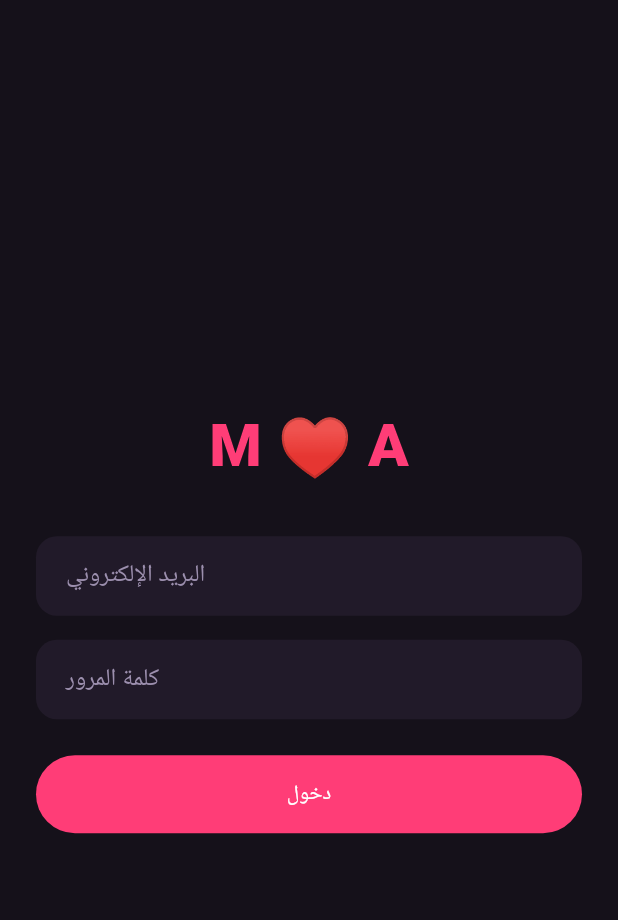
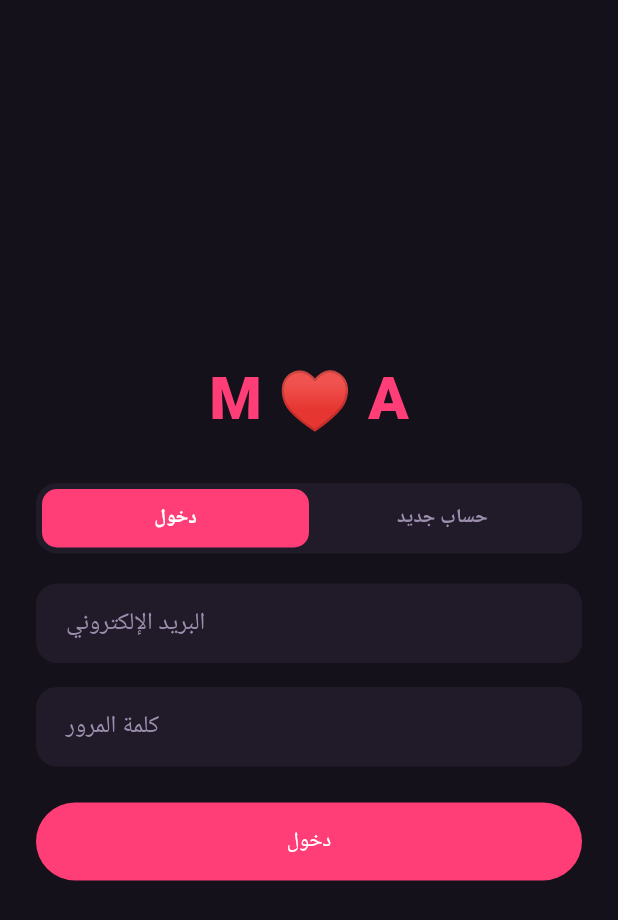
Before and after one commit to M7MMD340/M-A-World, a Flutter app: the screen it shows after launch, on a phone screen of 412 x 824 dp. Shown: the top 920 px of the screen. Run offline on Flutter 3.47's test engine with Material 3 defaults, Android fonts, the phone set to English and light mode, and no system bars; our stand-ins replace cloud_firestore, firebase_auth, firebase_core; missing offline and left inert: flame; accounts and stored records are empty.

Commit message:
إضافة إنشاء حساب جديد في شاشة الدخول
تبديل بين دخول/حساب جديد بنفس تصميم التطبيق الأصلي، مع إنشاء
مستند المستخدم في Firestore بنفس بنية البيانات المستخدمة هناك.

Co-Authored-By: Claude Sonnet 5 <noreply@anthropic.com>

```diff
--- a/lib/screens/login_screen.dart
+++ b/lib/screens/login_screen.dart
@@ -1,3 +1,4 @@
+import 'package:cloud_firestore/cloud_firestore.dart';
 import 'package:firebase_auth/firebase_auth.dart';
 import 'package:flutter/material.dart';
 
@@ -9,23 +10,57 @@ class LoginScreen extends StatefulWidget {
 }
 
 class _LoginScreenState extends State<LoginScreen> {
+  final _name = TextEditingController();
   final _email = TextEditingController();
   final _password = TextEditingController();
   String? _error;
   bool _loading = false;
+  bool _isSignup = false;
 
-  Future<void> _login() async {
+  Future<void> _submit() async {
     setState(() {
       _error = null;
       _loading = true;
     });
     try {
-      await FirebaseAuth.instance.signInWithEmailAndPassword(
-        email: _email.text.trim(),
-        password: _password.text,
-      );
-    } on FirebaseAuthException {
-      setState(() => _error = 'تعذّر تسجيل الدخول، تأكد من البيانات.');
+      if (_isSignup) {
+        if (_name.text.trim().isEmpty) {
+          setState(() => _error = 'اكتب اسمك أولاً.');
+          return;
+        }
+        if (_password.text.length < 6) {
+          setState(() => _error = 'كلمة المرور لازم تكون 6 أحرف أو أكثر.');
+          return;
+        }
+        final credential =
+            await FirebaseAuth.instance.createUserWithEmailAndPassword(
+          email: _email.text.trim(),
+          password: _password.text,
+        );
+        await FirebaseFirestore.instance
+            .collection('users')
+            .doc(credential.user!.uid)
+            .set({
+          'displayName': _name.text.trim(),
+          'email': _email.text.trim(),
+          'coupleId': null,
+          'outfitColor': '#FF3D77',
+          'createdAt': FieldValue.serverTimestamp(),
+        });
+      } else {
+        await FirebaseAuth.instance.signInWithEmailAndPassword(
+          email: _email.text.trim(),
+          password: _password.text,
+        );
+      }
+    } on FirebaseAuthException catch (e) {
+      setState(() {
+        _error = e.code == 'email-already-in-use'
+            ? 'هذا البريد مسجّل مسبقًا، جرّب تسجيل الدخول.'
+            : _isSignup
+                ? 'تعذّر إنشاء الحساب. حاول مرة ثانية.'
+                : 'تعذّر تسجيل الدخول، تأكد من البيانات.';
+      });
     } finally {
       if (mounted) setState(() => _loading = false);
     }
@@ -33,6 +68,7 @@ class _LoginScreenState extends State<LoginScreen> {
 
   @override
   void dispose() {
+    _name.dispose();
     _email.dispose();
     _password.dispose();
     super.dispose();
@@ -57,7 +93,15 @@ class _LoginScreenState extends State<LoginScreen> {
                     fontWeight: FontWeight.w900,
                   ),
                 ),
-                const SizedBox(height: 32),
+                const SizedBox(height: 28),
+                _ModeToggle(
+                  isSignup: _isSignup,
+                  onChanged: (v) => setState(() {
+                    _isSignup = v;
+                    _error = null;
+                  }),
+                ),
+                const SizedBox(height: 20),
                 if (_error != null)
                   Padding(
                     padding: const EdgeInsets.only(bottom: 12),
@@ -67,6 +111,17 @@ class _LoginScreenState extends State<LoginScreen> {
                       textAlign: TextAlign.center,
                     ),
                   ),
+                if (_isSignup) ...[
+                  TextField(
+                    controller: _name,
+                    style: const TextStyle(color: Colors.white),
+                    decoration: const InputDecoration(
+                      hintText: 'الاسم',
+                      hintStyle: TextStyle(color: Color(0xFF9C8FAE)),
+                    ),
+                  ),
+                  const SizedBox(height: 16),
+                ],
                 TextField(
                   controller: _email,
                   keyboardType: TextInputType.emailAddress,
@@ -90,7 +145,7 @@ class _LoginScreenState extends State<LoginScreen> {
                 SizedBox(
                   width: double.infinity,
                   child: FilledButton(
-                    onPressed: _loading ? null : _login,
+                    onPressed: _loading ? null : _submit,
                     style: FilledButton.styleFrom(
                       backgroundColor: const Color(0xFFFF3D77),
                       padding: const EdgeInsets.symmetric(vertical: 16),
@@ -104,7 +159,7 @@ class _LoginScreenState extends State<LoginScreen> {
                               color: Colors.white,
                             ),
                           )
-                        : const Text('دخول'),
+                        : Text(_isSignup ? 'إنشاء حساب' : 'دخول'),
                   ),
                 ),
               ],
@@ -115,3 +170,57 @@ class _LoginScreenState extends State<LoginScreen> {
     );
   }
 }
+
+class _ModeToggle extends StatelessWidget {
+  const _ModeToggle({required this.isSignup, required this.onChanged});
+
+  final bool isSignup;
+  final ValueChanged<bool> onChanged;
+
+  @override
+  Widget build(BuildContext context) {
+    return Container(
+      padding: const EdgeInsets.all(4),
+      decoration: BoxDecoration(
+        color: const Color(0xFF211A29),
+        borderRadius: BorderRadius.circular(14),
+      ),
+      child: Row(
+        children: [
+          _segment(context, 'دخول', !isSignup, () => onChanged(false)),
+          _segment(context, 'حساب جديد', isSignup, () => onChanged(true)),
+        ],
+      ),
+    );
+  }
+
+  Widget _segment(
+    BuildContext context,
+    String label,
+    bool active,
+    VoidCallback onTap,
+  ) {
+    return Expanded(
+      child: GestureDetector(
+        onTap: onTap,
+        child: AnimatedContainer(
+          duration: const Duration(milliseconds: 200),
+          padding: const EdgeInsets.symmetric(vertical: 10),
+          decoration: BoxDecoration(
+            color: active ? const Color(0xFFFF3D77) : Colors.transparent,
+            borderRadius: BorderRadius.circular(10),
+          ),
+          alignment: Alignment.center,
+          child: Text(
+            label,
+            style: TextStyle(
+              color: active ? Colors.white : const Color(0xFF9C8FAE),
+              fontWeight: FontWeight.w700,
+              fontSize: 13,
+            ),
+          ),
+        ),
+      ),
+    );
+  }
+}
```
